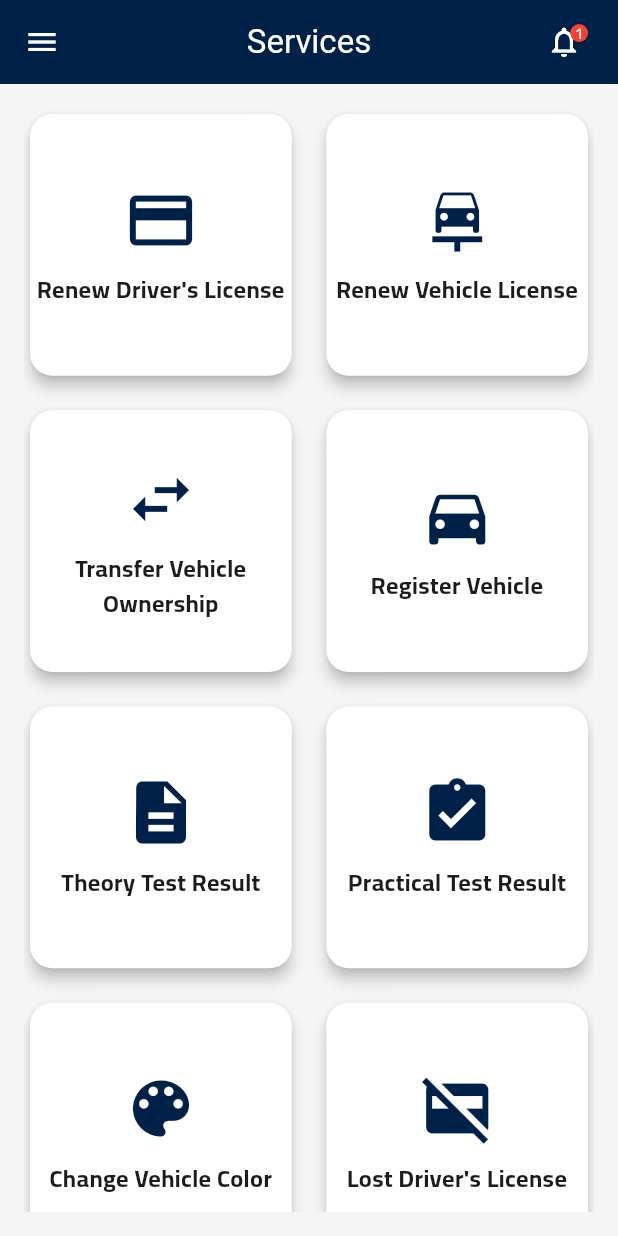
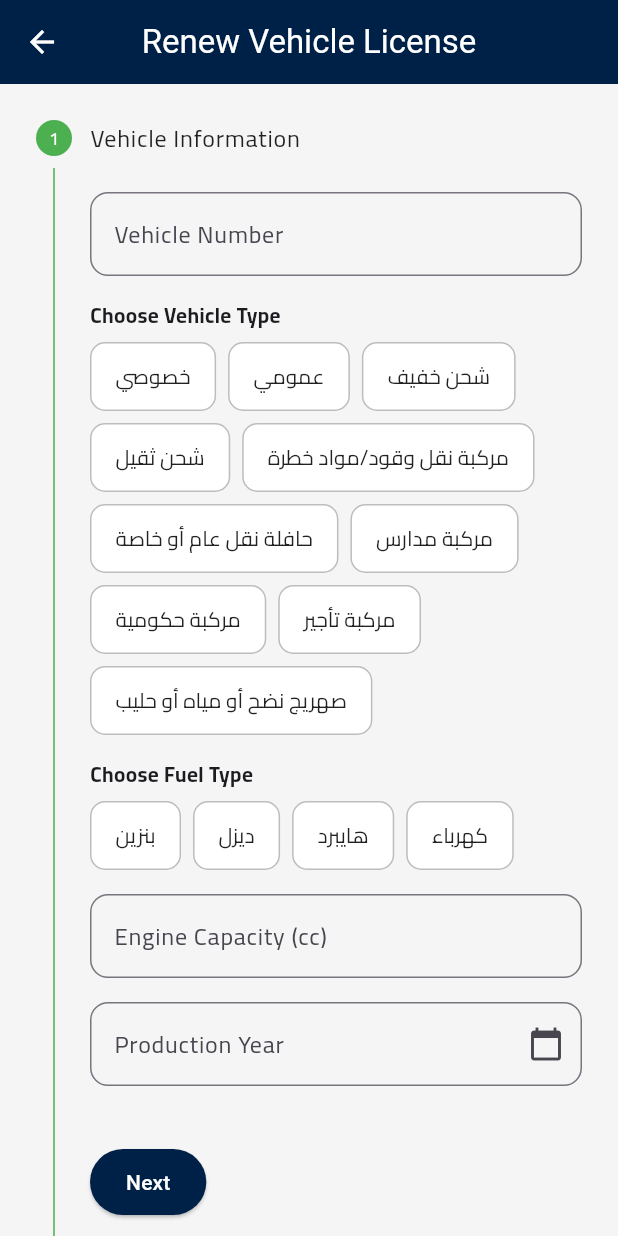
Before and after one commit to osamadweikat/Traffic-Department-Frontend, a Flutter app: the CitizenDashboard screen opened by its route, after a tap on "Renew Vehicle License", on a phone screen of 412 x 824 dp. Run offline on Flutter 3.47's test engine with Material 3 defaults, Android fonts, the phone set to English and light mode, and no system bars; our stand-ins replace easy_localization, image_picker, lottie, month_picker_dialog, permission_handler, shared_preferences; accounts and stored records are empty.

Commit message:
Start designing the steps for renewing the vehicle license

```diff
--- a/lib/screens/dashboard/citizen_dashboard.dart
+++ b/lib/screens/dashboard/citizen_dashboard.dart
@@ -5,6 +5,7 @@ import '../../theme/app_theme.dart';
 import '../../widgets/custom_drawer.dart';
 import '../notifications/notifications_screen.dart';
 import '../services/license_renewal/license_renewal_screen.dart';
+import '../services/vehicle_renewal/vehicle_renewal_form.dart'; // تم إضافة استيراد صفحة تجديد رخصة مركبة
 
 class CitizenDashboard extends StatefulWidget {
   final VoidCallback toggleTheme;
@@ -139,6 +140,11 @@ class _CitizenDashboardState extends State<CitizenDashboard> {
                             context,
                             MaterialPageRoute(builder: (_) => const LicenseRenewalScreen()),
                           );
+                        } else if (index == 1) {
+                          Navigator.push(
+                            context,
+                            MaterialPageRoute(builder: (_) => const VehicleLicenseRenewalScreen()),
+                          );
                         }
                       },
                       child: Card(
--- a/lib/screens/payment/payment_screen.dart
+++ b/lib/screens/payment/payment_screen.dart
@@ -2,7 +2,7 @@ import 'package:flutter/material.dart';
 import 'package:easy_localization/easy_localization.dart';
 import 'package:flutter/services.dart' as ui;
 import '../../theme/app_theme.dart';
-import 'license_payment_view.dart';
+import '../services/license_renewal/license_payment_view.dart';
 
 class PaymentScreen extends StatelessWidget {
   final String transactionType;
--- a/lib/screens/payment/license_payment_view.dart
+++ b/lib/screens/services/license_renewal/license_payment_view.dart
@@ -5,8 +5,8 @@ import 'package:traffic_department/screens/payment/payment_methods/paypal_paymen
 import 'package:traffic_department/screens/payment/payment_methods/jawwal_pay_payment_screen.dart';
 import 'package:traffic_department/widgets/payment_form_sheet.dart';
 import 'package:traffic_department/widgets/payment_summary_card.dart';
-import 'package:traffic_department/widgets/cod_confirmation_dialog.dart'; // ✅ استيراد الديالوج الجديد
-import '../../../theme/app_theme.dart';
+import 'package:traffic_department/screens/payment/payment_methods/cod_confirmation_dialog.dart';
+import '../../../../theme/app_theme.dart';
 
 class LicensePaymentView extends StatefulWidget {
   const LicensePaymentView({super.key});
--- /dev/null
+++ b/lib/screens/services/vehicle_renewal/required_documents_helper.dart
@@ -0,0 +1,78 @@
+class RequiredDocumentsHelper {
+  static List<String> getRequiredDocuments(String? vehicleType, String? fuelType) {
+    if (vehicleType == null) return [];
+
+    switch (vehicleType) {
+      case 'خصوصي':
+      case 'عمومي':
+        return [
+          'رخصة المركبة الأصلية أو بدل فاقد',
+          'تأمين ساري المفعول',
+          'بطاقة الهوية الشخصية',
+        ];
+
+      case 'شحن خفيف':
+      case 'شحن ثقيل':
+        return [
+          'رخصة المركبة الأصلية أو بدل فاقد',
+          'تأمين ساري المفعول',
+          'بطاقة الهوية الشخصية',
+          'شهادة فحص صلاحية للمعدات الهيدروليكية (إن وجدت)',
+        ];
+
+      case 'مركبة نقل وقود/مواد خطرة':
+        return [
+          'رخصة المركبة الأصلية أو بدل فاقد',
+          'تأمين ساري المفعول',
+          'بطاقة الهوية الشخصية',
+          'شهادة فحص صلاحية',
+          'موافقة الهيئة العامة للبترول',
+          'موافقة الدفاع المدني',
+        ];
+
+      case 'حافلة نقل عام أو خاصة':
+        return [
+          'رخصة المركبة الأصلية أو بدل فاقد',
+          'تأمين ساري المفعول',
+          'بطاقة الهوية الشخصية',
+          'رخصة تشغيل (بيرمت) سارية المفعول',
+        ];
+
+      case 'مركبة مدارس':
+        return [
+          'رخصة المركبة الأصلية أو بدل فاقد',
+          'تأمين ساري المفعول',
+          'بطاقة الهوية الشخصية',
+          'رخصة الروضة أو المدرسة سارية المفعول',
+          'رخصة تشغيل (بيرمت)',
+        ];
+
+      case 'مركبة حكومية':
+        return [
+          'رخصة المركبة الأصلية أو بدل فاقد',
+          'موافقة النقل الحكومي',
+        ];
+
+      case 'مركبة تأجير':
+        return [
+          'رخصة المركبة الأصلية أو بدل فاقد',
+          'تأمين ساري المفعول',
+          'رخصة شركة التأجير سارية المفعول',
+        ];
+
+      case 'صهريج نضح أو مياه أو حليب':
+        return [
+          'رخصة المركبة الأصلية أو بدل فاقد',
+          'تأمين ساري المفعول',
+          'موافقة الصحة والبيئة أو وزارة الصحة',
+        ];
+
+      default:
+        return [
+          'رخصة المركبة الأصلية أو بدل فاقد',
+          'تأمين ساري المفعول',
+          'بطاقة الهوية الشخصية',
+        ];
+    }
+  }
+}
--- /dev/null
+++ b/lib/screens/services/vehicle_renewal/vehicle_info_step.dart
@@ -0,0 +1,227 @@
+// 🚀 ثاني كود: VehicleInfoStep (معلومات المركبة مع التحقق البصري)
+
+import 'package:flutter/material.dart';
+import 'package:easy_localization/easy_localization.dart';
+import '../../../theme/app_theme.dart';
+
+class VehicleInfoStep extends StatefulWidget {
+  final void Function(Map<String, dynamic> data) onStepCompleted;
+
+  const VehicleInfoStep({Key? key, required this.onStepCompleted}) : super(key: key);
+
+  @override
+  VehicleInfoStepState createState() => VehicleInfoStepState();
+}
+
+class VehicleInfoStepState extends State<VehicleInfoStep> {
+  final GlobalKey<FormState> _formKey = GlobalKey<FormState>();
+
+  final TextEditingController _vehicleNumberController = TextEditingController();
+  final TextEditingController _engineCapacityController = TextEditingController();
+  final TextEditingController _productionYearController = TextEditingController();
+
+  String? selectedVehicleType;
+  String? selectedFuelType;
+
+  bool showVehicleTypeError = false;
+  bool showFuelTypeError = false;
+
+  final List<String> vehicleTypes = [
+    'خصوصي',
+    'عمومي',
+    'شحن خفيف',
+    'شحن ثقيل',
+    'مركبة نقل وقود/مواد خطرة',
+    'حافلة نقل عام أو خاصة',
+    'مركبة مدارس',
+    'مركبة حكومية',
+    'مركبة تأجير',
+    'صهريج نضح أو مياه أو حليب',
+  ];
+
+  final List<String> fuelTypes = [
+    'بنزين',
+    'ديزل',
+    'هايبرد',
+    'كهرباء',
+  ];
+
+  Future<void> _selectProductionYear() async {
+    final currentYear = DateTime.now().year;
+    final pickedYear = await showDialog<int>(
+      context: context,
+      builder: (context) {
+        return YearPickerDialog(
+          initialYear: currentYear,
+          minYear: 1950,
+          maxYear: currentYear,
+        );
+      },
+    );
+
+    if (pickedYear != null) {
+      _productionYearController.text = pickedYear.toString();
+    }
+  }
+
+  bool validateAndSave() {
+    final isValid = _formKey.currentState?.validate() ?? false;
+    setState(() {
+      showVehicleTypeError = selectedVehicleType == null;
+      showFuelTypeError = selectedFuelType == null;
+    });
+
+    if (isValid && !showVehicleTypeError && !showFuelTypeError) {
+      widget.onStepCompleted({
+        'vehicleNumber': _vehicleNumberController.text,
+        'vehicleType': selectedVehicleType,
+        'fuelType': selectedFuelType,
+        'engineCapacity': int.tryParse(_engineCapacityController.text) ?? 0,
+        'productionYear': int.tryParse(_productionYearController.text) ?? 0,
+      });
+      return true;
+    }
+    return false;
+  }
+
+  @override
+  Widget build(BuildContext context) {
+    return Form(
+      key: _formKey,
+      child: Column(
+        crossAxisAlignment: CrossAxisAlignment.stretch,
+        children: [
+          TextFormField(
+            controller: _vehicleNumberController,
+            keyboardType: TextInputType.number,
+            decoration: InputDecoration(
+              labelText: 'vehicle_number'.tr(),
+              border: OutlineInputBorder(borderRadius: BorderRadius.circular(12)),
+            ),
+            validator: (value) => value == null || value.isEmpty ? 'required_field'.tr() : null,
+          ),
+          const SizedBox(height: 16),
+
+          Text('choose_vehicle_type'.tr(), style: const TextStyle(fontWeight: FontWeight.bold)),
+          const SizedBox(height: 8),
+          _buildSelectionList(vehicleTypes, selectedVehicleType, (value) {
+            setState(() {
+              selectedVehicleType = value;
+              showVehicleTypeError = false;
+            });
+          }, showVehicleTypeError),
+          const SizedBox(height: 16),
+
+          Text('choose_fuel_type'.tr(), style: const TextStyle(fontWeight: FontWeight.bold)),
+          const SizedBox(height: 8),
+          _buildSelectionList(fuelTypes, selectedFuelType, (value) {
+            setState(() {
+              selectedFuelType = value;
+              showFuelTypeError = false;
+            });
+          }, showFuelTypeError),
+          const SizedBox(height: 16),
+
+          TextFormField(
+            controller: _engineCapacityController,
+            keyboardType: TextInputType.number,
+            decoration: InputDecoration(
+              labelText: 'engine_capacity'.tr(),
+              border: OutlineInputBorder(borderRadius: BorderRadius.circular(12)),
+            ),
+            validator: (value) => value == null || value.isEmpty ? 'required_field'.tr() : null,
+          ),
+          const SizedBox(height: 16),
+
+          TextFormField(
+            controller: _productionYearController,
+            readOnly: true,
+            onTap: _selectProductionYear,
+            decoration: InputDecoration(
+              labelText: 'production_year'.tr(),
+              suffixIcon: const Icon(Icons.calendar_today),
+              border: OutlineInputBorder(borderRadius: BorderRadius.circular(12)),
+            ),
+            validator: (value) => value == null || value.isEmpty ? 'required_field'.tr() : null,
+          ),
+          const SizedBox(height: 24),
+        ],
+      ),
+    );
+  }
+
+  Widget _buildSelectionList(List<String> options, String? selectedValue, ValueChanged<String> onSelected, bool showError) {
+    return Column(
+      crossAxisAlignment: CrossAxisAlignment.start,
+      children: [
+        Wrap(
+          spacing: 8,
+          runSpacing: 8,
+          children: options.map((option) {
+            final bool isSelected = selectedValue == option;
+            return GestureDetector(
+              onTap: () => onSelected(option),
+              child: Container(
+                padding: const EdgeInsets.symmetric(horizontal: 16, vertical: 12),
+                decoration: BoxDecoration(
+                  color: isSelected ? AppTheme.navy.withOpacity(0.1) : Colors.white,
+                  border: Border.all(color: isSelected ? AppTheme.navy : (showError ? Colors.red : Colors.grey.shade400)),
+                  borderRadius: BorderRadius.circular(10),
+                ),
+                child: Text(
+                  option,
+                  style: TextStyle(
+                    color: isSelected ? AppTheme.navy : Colors.black87,
+                    fontWeight: FontWeight.w500,
+                  ),
+                ),
+              ),
+            );
+          }).toList(),
+        ),
+        if (showError)
+          Padding(
+            padding: const EdgeInsets.only(top: 8.0, left: 8.0),
+            child: Text(
+              'required_field'.tr(),
+              style: const TextStyle(color: Colors.red, fontSize: 12),
+            ),
+          ),
+      ],
+    );
+  }
+}
+
+class YearPickerDialog extends StatelessWidget {
+  final int initialYear;
+  final int minYear;
+  final int maxYear;
+
+  const YearPickerDialog({
+    Key? key,
+    required this.initialYear,
+    required this.minYear,
+    required this.maxYear,
+  }) : super(key: key);
+
+  @override
+  Widget build(BuildContext context) {
+    return AlertDialog(
+      title: Text('select_production_year'.tr()),
+      content: SizedBox(
+        width: double.maxFinite,
+        height: 300,
+        child: ListView.builder(
+          itemCount: maxYear - minYear + 1,
+          itemBuilder: (context, index) {
+            final year = maxYear - index;
+            return ListTile(
+              title: Text('$year'),
+              onTap: () => Navigator.of(context).pop(year),
+            );
+          },
+        ),
+      ),
+    );
+  }
+}
--- /dev/null
+++ b/lib/screens/services/vehicle_renewal/vehicle_renewal_form.dart
@@ -0,0 +1,152 @@
+// 🚀 أول كود: VehicleLicenseRenewalScreen (الشاشة الرئيسية)
+
+import 'dart:io';
+import 'package:flutter/material.dart';
+import 'package:easy_localization/easy_localization.dart';
+import '../../../theme/app_theme.dart';
+import 'vehicle_info_step.dart';
+import 'required_documents_step.dart';
+
+class VehicleLicenseRenewalScreen extends StatefulWidget {
+  const VehicleLicenseRenewalScreen({Key? key}) : super(key: key);
+
+  @override
+  State<VehicleLicenseRenewalScreen> createState() => _VehicleLicenseRenewalScreenState();
+}
+
+class _VehicleLicenseRenewalScreenState extends State<VehicleLicenseRenewalScreen> {
+  int _currentStep = 0;
+  List<bool> stepCompleted = [false, false, false, false];
+
+  Map<String, dynamic> vehicleInfoData = {};
+  Map<String, File> requiredDocumentsData = {};
+
+  final GlobalKey<VehicleInfoStepState> _vehicleInfoStepKey = GlobalKey();
+  final GlobalKey<RequiredDocumentsStepState> _requiredDocumentsStepKey = GlobalKey();
+
+  void _onStepContinue() {
+    if (_currentStep == 0) {
+      if (_vehicleInfoStepKey.currentState?.validateAndSave() ?? false) {
+        setState(() {
+          stepCompleted[_currentStep] = true;
+          _currentStep++;
+        });
+      }
+    } else if (_currentStep == 1) {
+      if (_requiredDocumentsStepKey.currentState?.validateDocuments() ?? false) {
+        setState(() {
+          stepCompleted[_currentStep] = true;
+          _currentStep++;
+        });
+      }
+    } else {
+      if (_currentStep < 3) {
+        setState(() {
+          stepCompleted[_currentStep] = true;
+          _currentStep++;
+        });
+      }
+    }
+  }
+
+  void _onStepCancel() {
+    if (_currentStep > 0) {
+      setState(() {
+        stepCompleted[_currentStep - 1] = false;
+        _currentStep--;
+      });
+    }
+  }
+
+  StepState _getStepState(int step) => stepCompleted[step] ? StepState.complete : StepState.indexed;
+
+  Color _getStepColor(int step) => stepCompleted[step] ? Colors.green : Colors.black87;
+
+  @override
+  Widget build(BuildContext context) {
+    return Scaffold(
+      appBar: AppBar(
+        title: Text('renew_vehicle_license'.tr()),
+        centerTitle: true,
+        backgroundColor: AppTheme.navy,
+      ),
+      backgroundColor: Colors.grey.shade100,
+      body: Theme(
+        data: Theme.of(context).copyWith(
+          colorScheme: Theme.of(context).colorScheme.copyWith(
+            primary: Colors.green,
+          ),
+        ),
+        child: Stepper(
+          type: StepperType.vertical,
+          currentStep: _currentStep,
+          onStepContinue: _onStepContinue,
+          onStepCancel: _onStepCancel,
+          controlsBuilder: (context, details) {
+            return Padding(
+              padding: const EdgeInsets.symmetric(vertical: 16),
+              child: Row(
+                children: [
+                  ElevatedButton(
+                    onPressed: details.onStepContinue,
+                    style: ElevatedButton.styleFrom(
+                      backgroundColor: AppTheme.navy,
+                      padding: const EdgeInsets.symmetric(horizontal: 24, vertical: 12),
+                    ),
+                    child: Text('next'.tr(), style: const TextStyle(color: Colors.white)),
+                  ),
+                  const SizedBox(width: 10),
+                  if (_currentStep > 0)
+                    OutlinedButton(
+                      onPressed: details.onStepCancel,
+                      style: OutlinedButton.styleFrom(
+                        side: BorderSide(color: AppTheme.navy),
+                      ),
+                      child: Text('back'.tr(), style: TextStyle(color: AppTheme.navy)),
+                    ),
+                ],
+              ),
+            );
+          },
+          steps: [
+            Step(
+              title: Text('vehicle_info'.tr(), style: TextStyle(color: _getStepColor(0))),
+              content: VehicleInfoStep(
+                key: _vehicleInfoStepKey,
+                onStepCompleted: (data) {
+                  vehicleInfoData = data;
+                },
+              ),
+              isActive: _currentStep >= 0,
+              state: _getStepState(0),
+            ),
+            Step(
+              title: Text('required_documents'.tr(), style: TextStyle(color: _getStepColor(1))),
+              content: RequiredDocumentsStep(
+                key: _requiredDocumentsStepKey,
+                vehicleInfoData: vehicleInfoData,
+                onStepCompleted: (data) {
+                  requiredDocumentsData = data;
+                },
+              ),
+              isActive: _currentStep >= 1,
+              state: _getStepState(1),
+            ),
+            Step(
+              title: Text('request_summary'.tr(), style: TextStyle(color: _getStepColor(2))),
+              content: const Center(child: Text('Coming Soon...')),
+              isActive: _currentStep >= 2,
+              state: _getStepState(2),
+            ),
+            Step(
+              title: Text('payment_method'.tr(), style: TextStyle(color: _getStepColor(3))),
+              content: const Center(child: Text('Coming Soon...')),
+              isActive: _currentStep >= 3,
+              state: _getStepState(3),
+            ),
+          ],
+        ),
+      ),
+    );
+  }
+}
```
Also changed, not shown: assets/translations/ar.json (+43 -1 lines), assets/translations/en.json (+39 -1 lines), lib/screens/services/vehicle_renewal/required_documents_step.dart (added, +146 -0 lines), lib/screens/payment/payment_methods/cod_confirmation_dialog.dart (renamed from lib/widgets/cod_confirmation_dialog.dart).
